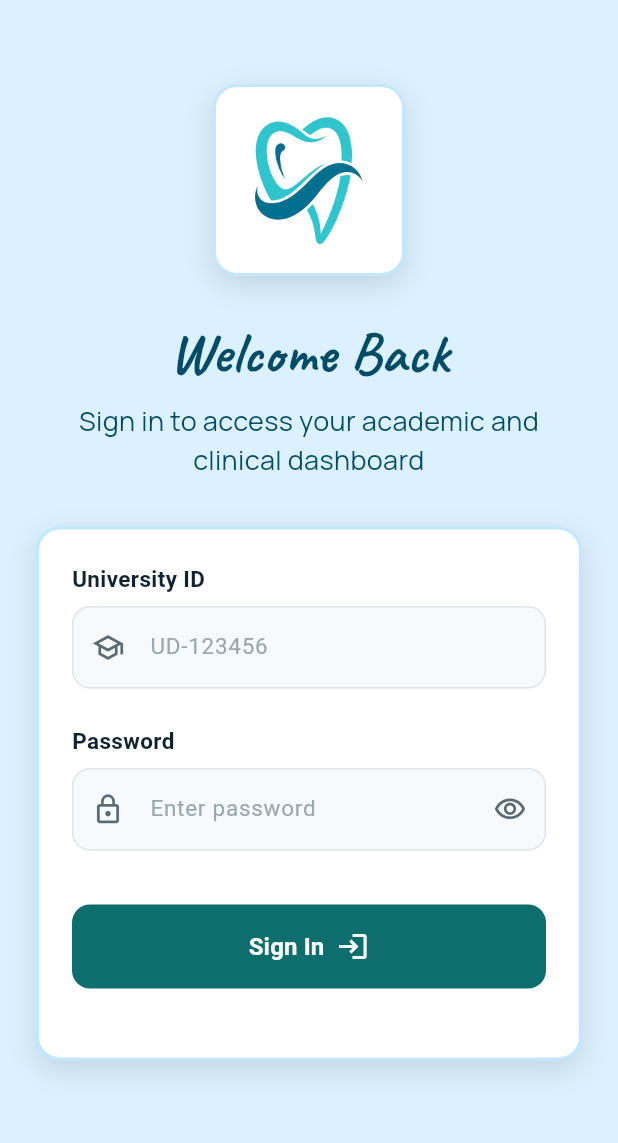
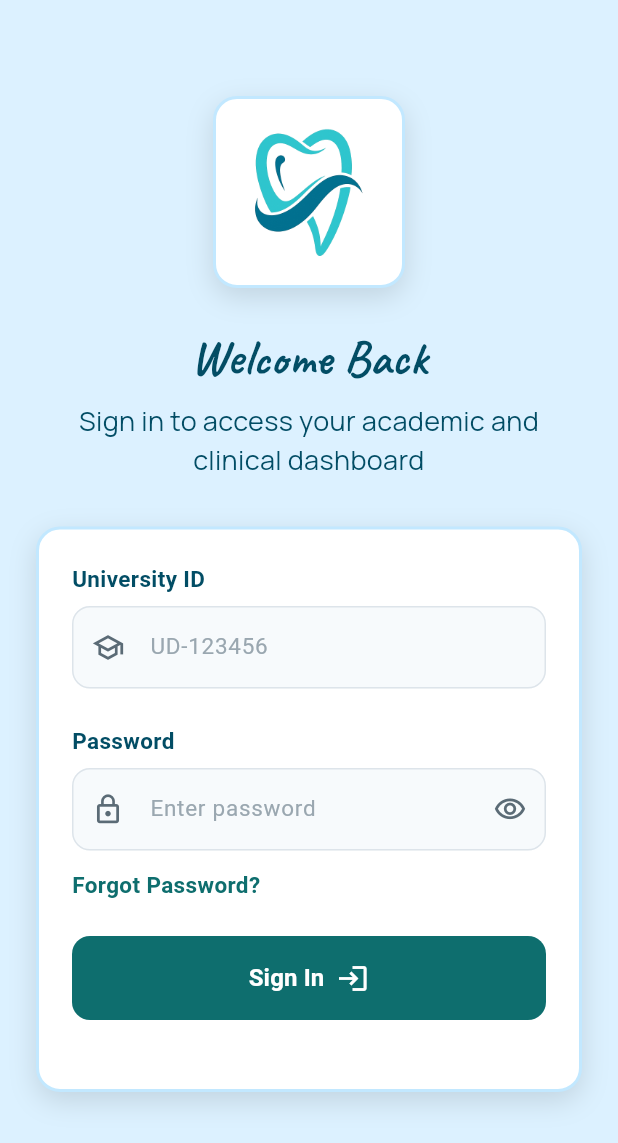
Before and after one commit to BaraaEzzedin/academic_dental_clinic, a Flutter app: the screen it shows after launch, on a phone screen of 412 x 824 dp. Shown: the top 1143 px of the screen. Run offline on Flutter 3.47's test engine with Material 3 defaults, Android fonts, the phone set to English and light mode, and no system bars; our stand-ins replace equatable, flutter_bloc, google_fonts.

Commit message:
project structure and log ui

```diff
--- a/lib/core/constants/app_colors.dart
+++ b/lib/core/constants/app_colors.dart
@@ -6,6 +6,7 @@ class AppColors {
 
   static const Color primary = Color(0xFF0E6E6E);
   static const Color primaryDark = Color(0xFF0A5B5B);
+  static const Color secondary = Color(0xff024D65);
 
   static const Color scaffoldBackground = Color(0xFFDCF1FF);
 
@@ -20,6 +21,7 @@ class AppColors {
   static const Color logoBorder = Color(0xFFBFE0EC);
 
   static const Color textPrimary = Color(0xFF0F2231);
+  static const Color textDark = Color(0xff024D65);
   static const Color textSecondary = Color(0xFF5B6B76);
   static const Color textHint = Color(0xFF9AA7B0);
 
--- a/lib/core/theme/app_text_style.dart
+++ b/lib/core/theme/app_text_style.dart
@@ -1,8 +1,25 @@
 import 'package:flutter/material.dart';
+import 'package:google_fonts/google_fonts.dart';
 import '../constants/app_colors.dart';
 
 class AppTextStyles {
   AppTextStyles._();
+
+  static TextStyle caveat(TextStyle style) => GoogleFonts.caveat(textStyle: style);
+  static TextStyle manrope(TextStyle style) => GoogleFonts.manrope(textStyle: style);
+
+  static TextStyle welcome = caveat(const TextStyle(
+      fontSize: 32 ,
+      fontWeight: FontWeight.bold,
+      color: AppColors.secondary
+  ));
+
+
+  static TextStyle loginText = manrope(const TextStyle(
+    fontSize: 18 ,
+    fontWeight: FontWeight.normal,
+    color: AppColors.textDark,
+  ));
 
   static const TextStyle topBarTitle = TextStyle(
     fontSize: 24,
@@ -26,7 +43,7 @@ class AppTextStyles {
   static const TextStyle fieldLabel = TextStyle(
     fontSize: 15,
     fontWeight: FontWeight.w600,
-    color: AppColors.textPrimary,
+    color: AppColors.textDark,
   );
 
   static const TextStyle input = TextStyle(
--- a/lib/features/presentation/screens/staff_login.dart
+++ b/lib/features/presentation/screens/staff_login.dart
@@ -1,8 +1,8 @@
 import 'package:academic_dental_clinic/core/constants/app_colors.dart';
+import 'package:academic_dental_clinic/core/theme/app_text_style.dart';
 import 'package:academic_dental_clinic/features/presentation/widgets/logo_section.dart';
 import 'package:flutter/material.dart';
 import 'package:flutter_bloc/flutter_bloc.dart';
-import 'package:google_fonts/google_fonts.dart';
 import '../../../../core/constants/app_dimensions.dart';
 import '../manager/password cubit/password_cubit.dart';
 import '../manager/password cubit/password_state.dart';
@@ -46,21 +46,15 @@ class _StaffLoginState extends State<StaffLogin> {
                 mainAxisAlignment: MainAxisAlignment.center,
                 children: [
                   const SizedBox(
-                    height: AppDimensions.xl,
+                    height: AppDimensions.xxl,
                   ),
                   const LogoSection(),
                   const SizedBox(height: AppDimensions.xl),
-                  Text("Welcome Back" , style:GoogleFonts.caveat(
-           fontSize: 38,
-           fontWeight: FontWeight.bold,
-           color: Color(0xff024D65)
-                       )),
+                  Text("Welcome Back" , style: AppTextStyles.welcome),
                   SizedBox(height: 5,),
-                  Text("Sign in to access your academic and clinical dashboard " , textAlign: TextAlign.center, style:GoogleFonts.manrope(
-             fontSize: 18,
-             fontWeight: FontWeight.normal,
-             color: Color(0xff024D65)
-                       )),
+                  Text("Sign in to access your academic and clinical dashboard " , textAlign: TextAlign.center,
+                      style: AppTextStyles.loginText
+                  ),
                   const SizedBox(height: AppDimensions.xxl),
                   BlocBuilder<PasswordCubit, PasswordState>(
                     builder: (context, state) {
--- /dev/null
+++ b/lib/features/presentation/widgets/forgot_password_button.dart
@@ -0,0 +1,23 @@
+import 'package:flutter/material.dart';
+
+import '../../../../core/widgets/app_text_button.dart';
+
+class ForgotPasswordButton extends StatelessWidget {
+  const ForgotPasswordButton({
+    super.key,
+    required this.onPressed,
+  });
+
+  final VoidCallback onPressed;
+
+  @override
+  Widget build(BuildContext context) {
+    return Align(
+      alignment: Alignment.centerLeft,
+      child: AppTextButton(
+        label: 'Forgot Password?',
+        onPressed: onPressed,
+      ),
+    );
+  }
+}
--- a/lib/features/presentation/widgets/login_form_card.dart
+++ b/lib/features/presentation/widgets/login_form_card.dart
@@ -58,6 +58,7 @@
 //   }
 // }
 
+import 'package:academic_dental_clinic/features/presentation/widgets/forgot_password_button.dart';
 import 'package:flutter/material.dart';
 
 import '../../../../core/constants/app_dimensions.dart';
@@ -112,7 +113,7 @@ class LoginFormCard extends StatelessWidget {
             onToggleObscure: onTogglePassword,
           ),
           const SizedBox(height: AppDimensions.md),
-          //ForgotPasswordLink(onPressed: onForgotPassword),
+          ForgotPasswordButton(onPressed: onForgotPassword),
           const SizedBox(height: AppDimensions.xl),
           SignInButton(onPressed: onSignIn),
           const SizedBox(height: AppDimensions.xl),
```
